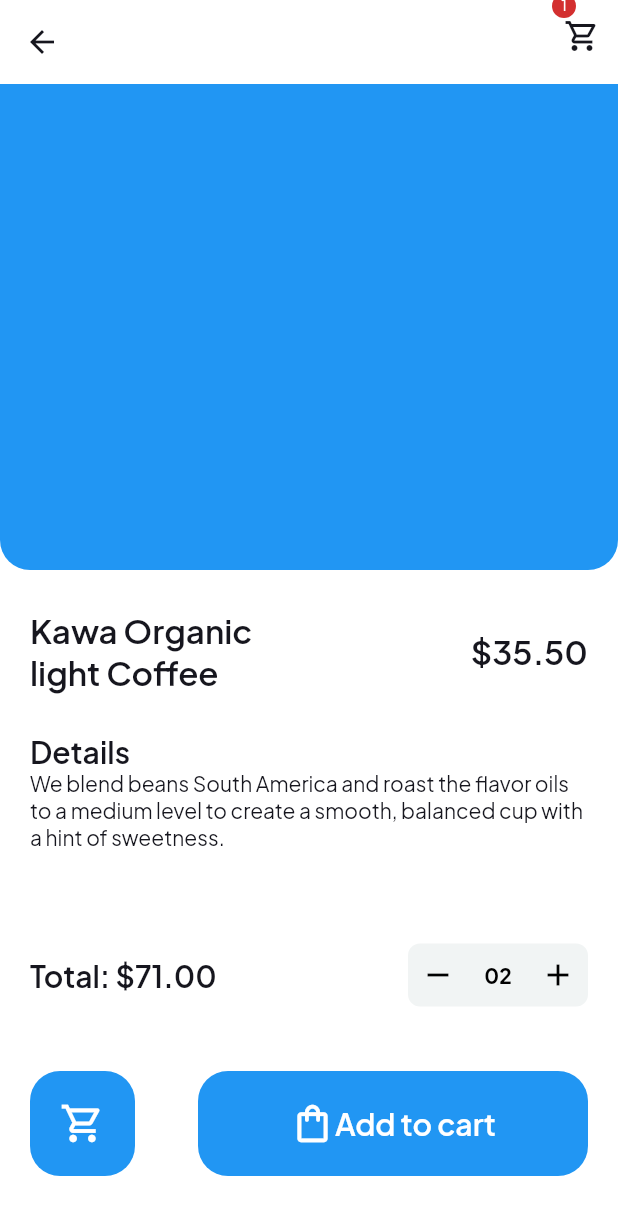
After one commit to EPSI-Work/mspr_coffee_app, a Flutter app: the OverviewView screen opened directly, after a tap on the "add" icon, on a phone screen of 412 x 824 dp. The commit adds this screen. Shown: the top 1215 px of the screen. Run offline on Flutter 3.47's test engine with Material 2 defaults, Android fonts, the phone set to English and light mode, and no system bars; our stand-ins replace bloc, cached_network_image, cloud_firestore, equatable, firebase_auth, firebase_core and 10 more; missing offline and left inert: flutter_barcode_scanner; accounts and stored records are empty; network calls fail.

Commit message:
Product page UI

```diff
--- a/lib/presentation/app/app_route.dart
+++ b/lib/presentation/app/app_route.dart
@@ -8,6 +8,7 @@ import 'package:mspr_coffee_app/presentation/feature/auth/screen/signup_screen.d
 import 'package:mspr_coffee_app/presentation/feature/auth/screen/terms_of_services_screen.dart';
 import 'package:mspr_coffee_app/presentation/feature/home/screen/home_screen.dart';
 import 'package:mspr_coffee_app/presentation/feature/onBoarding/screen/onBoarding_screen.dart';
+import 'package:mspr_coffee_app/presentation/feature/product/screen/product_screen.dart';
 import 'package:mspr_coffee_app/src/settings/settings_controller.dart';
 import 'package:mspr_coffee_app/src/settings/settings_view.dart';
 import 'package:flutter/material.dart';
@@ -26,7 +27,9 @@ enum AppRoute {
   doneProfileSetup(path: '/doneProfileSetup', screen: DoneProfileSetupScreen()),
 
   home(path: '/home'),
-  settings(path: '/settings');
+  settings(path: '/settings'),
+
+  product(path: '/products/:id');
 
   final String path;
   final Widget? screen;
@@ -99,6 +102,20 @@ enum AppRoute {
         path: AppRoute.doneProfileSetup.path,
         builder: (context, state) => AppRoute.doneProfileSetup.screen!,
       ),
+      GoRoute(
+        name: AppRoute.product.name,
+        path: AppRoute.product.path,
+        builder: (context, state) {
+          if (state.params['id'] != null &&
+              int.tryParse(state.params['id']!) != null) {
+            return ProductScreen(
+              id: state.params['id']!,
+            );
+          } else {
+            return AppRoute.home.screen!;
+          }
+        },
+      ),
     ];
   }
 }
--- a/lib/presentation/feature/overview/view/overview_view.dart
+++ b/lib/presentation/feature/overview/view/overview_view.dart
@@ -1,4 +1,6 @@
 import 'package:flutter/material.dart';
+import 'package:go_router/go_router.dart';
+import 'package:mspr_coffee_app/presentation/app/app_route.dart';
 
 class OverviewView extends StatelessWidget {
   const OverviewView({super.key});
@@ -133,7 +135,14 @@ class OverviewView extends StatelessWidget {
                                               .headlineSmall,
                                           textAlign: TextAlign.start,
                                         ),
-                                        Container(
+                                        GestureDetector(
+                                          onTap: () {
+                                            context.pushNamed(
+                                              AppRoute.product.name,
+                                              params: {'id': index.toString()},
+                                            );
+                                          },
+                                          child: Container(
                                             height: 36,
                                             width: 36,
                                             decoration: BoxDecoration(
@@ -152,7 +161,9 @@ class OverviewView extends StatelessWidget {
                                             ),
                                             child: Center(
                                               child: Icon(Icons.add,
-                                                color: Colors.white, size: 28),
+                                                  color: Colors.white,
+                                                  size: 28),
+                                            ),
                                           ),
                                         )
                                       ],
--- /dev/null
+++ b/lib/presentation/feature/product/screen/product_screen.dart
@@ -0,0 +1,15 @@
+import 'package:flutter/material.dart';
+import 'package:mspr_coffee_app/presentation/feature/product/view/product_view.dart';
+
+class ProductScreen extends StatelessWidget {
+  final String id;
+  const ProductScreen({
+    super.key,
+    required this.id,
+  });
+
+  @override
+  Widget build(BuildContext context) {
+    return const ProductView();
+  }
+}
--- /dev/null
+++ b/lib/presentation/feature/product/view/product_view.dart
@@ -0,0 +1,178 @@
+import 'package:flutter/material.dart';
+
+class ProductView extends StatelessWidget {
+  const ProductView({super.key});
+
+  @override
+  Widget build(BuildContext context) {
+    return Scaffold(
+        appBar: AppBar(
+          backgroundColor: Colors.transparent,
+          elevation: 0,
+          leading: IconButton(
+            icon: Icon(Icons.arrow_back),
+            onPressed: () {},
+          ),
+          actions: [
+            Badge(
+              label: Text('1',
+                  style: TextStyle(color: Colors.white, fontSize: 10)),
+              alignment: AlignmentDirectional.topStart,
+              largeSize: 16,
+              smallSize: 18,
+              child: IconButton(
+                icon: Icon(Icons.shopping_cart_outlined),
+                onPressed: () {},
+              ),
+            ),
+          ],
+        ),
+        body: Column(
+          children: [
+            Expanded(
+              flex: 2,
+              child: Container(
+                decoration: BoxDecoration(
+                  color: Colors.blue,
+                  borderRadius: BorderRadius.only(
+                    bottomLeft: Radius.circular(20),
+                    bottomRight: Radius.circular(20),
+                  ),
+                ),
+              ),
+            ),
+            Expanded(
+              flex: 2,
+              child: Padding(
+                padding: const EdgeInsets.symmetric(horizontal: 20),
+                child: Column(
+                  children: [
+                    Expanded(
+                      child: Row(
+                        children: [
+                          Expanded(
+                            child: Text(
+                              'Kawa Organic light Coffee',
+                              style: Theme.of(context).textTheme.headlineMedium,
+                              softWrap: true,
+                              maxLines: 2,
+                            ),
+                          ),
+                          Expanded(
+                            child: Text(
+                              '\$35.50',
+                              style: Theme.of(context).textTheme.headlineMedium,
+                              textAlign: TextAlign.end,
+                            ),
+                          ),
+                        ],
+                      ),
+                    ),
+                    Expanded(
+                      child: Column(
+                        crossAxisAlignment: CrossAxisAlignment.start,
+                        children: [
+                          Text(
+                            'Details',
+                            style: Theme.of(context).textTheme.headlineSmall,
+                          ),
+                          Text(
+                            'We blend beans South America and roast the flavor oils to a medium level to create a smooth, balanced cup with a hint of sweetness.',
+                            style: Theme.of(context).textTheme.bodyMedium,
+                          ),
+                        ],
+                      ),
+                    ),
+                    Expanded(
+                      child: Row(
+                        mainAxisAlignment: MainAxisAlignment.spaceBetween,
+                        children: [
+                          Text(
+                            'Total: \$71.00',
+                            style: Theme.of(context).textTheme.headlineSmall,
+                          ),
+                          Container(
+                            height: 42,
+                            width: 120,
+                            decoration: BoxDecoration(
+                              color: Color(0xffF1F4F4),
+                              borderRadius: BorderRadius.circular(8),
+                            ),
+                            child: Row(
+                              children: [
+                                Expanded(
+                                    child: GestureDetector(
+                                        child: Center(
+                                            child: Icon(Icons.remove,
+                                                color: Colors.black)))),
+                                Expanded(
+                                    child: Center(
+                                        child: Text(
+                                  "02",
+                                  style: Theme.of(context)
+                                      .textTheme
+                                      .bodyMedium!
+                                      .copyWith(
+                                          color: Colors.black,
+                                          fontWeight: FontWeight.bold),
+                                ))),
+                                Expanded(
+                                    child: GestureDetector(
+                                        child: Center(
+                                            child: Icon(Icons.add,
+                                                color: Colors.black)))),
+                              ],
+                            ),
+                          )
+                        ],
+                      ),
+                    ),
+                  ],
+                ),
+              ),
+            ),
+            Padding(
+              padding: const EdgeInsets.only(
+                  left: 20, right: 20, bottom: 40, top: 10),
+              child: Row(
+                  mainAxisAlignment: MainAxisAlignment.spaceBetween,
+                  children: [
+                    Container(
+                      height: 70,
+                      width: 70,
+                      decoration: BoxDecoration(
+                        color: Colors.blue,
+                        borderRadius: BorderRadius.all(Radius.circular(20)),
+                      ),
+                      child: Center(
+                        child: Icon(Icons.shopping_cart_outlined,
+                            size: 30, color: Colors.white),
+                      ),
+                    ),
+                    Container(
+                        height: 70,
+                        width: 260,
+                        decoration: BoxDecoration(
+                          color: Colors.blue,
+                          borderRadius: BorderRadius.all(Radius.circular(20)),
+                        ),
+                        child: Row(
+                          mainAxisAlignment: MainAxisAlignment.center,
+                          children: [
+                            Icon(Icons.shopping_bag_outlined,
+                                size: 30, color: Colors.white),
+                            Text(
+                              'Add to cart',
+                              style: Theme.of(context)
+                                  .textTheme
+                                  .headlineSmall!
+                                  .copyWith(color: Colors.white),
+                            ),
+                          ],
+                        )),
+                  ]),
+            )
+          ],
+        ));
+  }
+}
```
Lines whose indentation alone changed are shown as unchanged.
